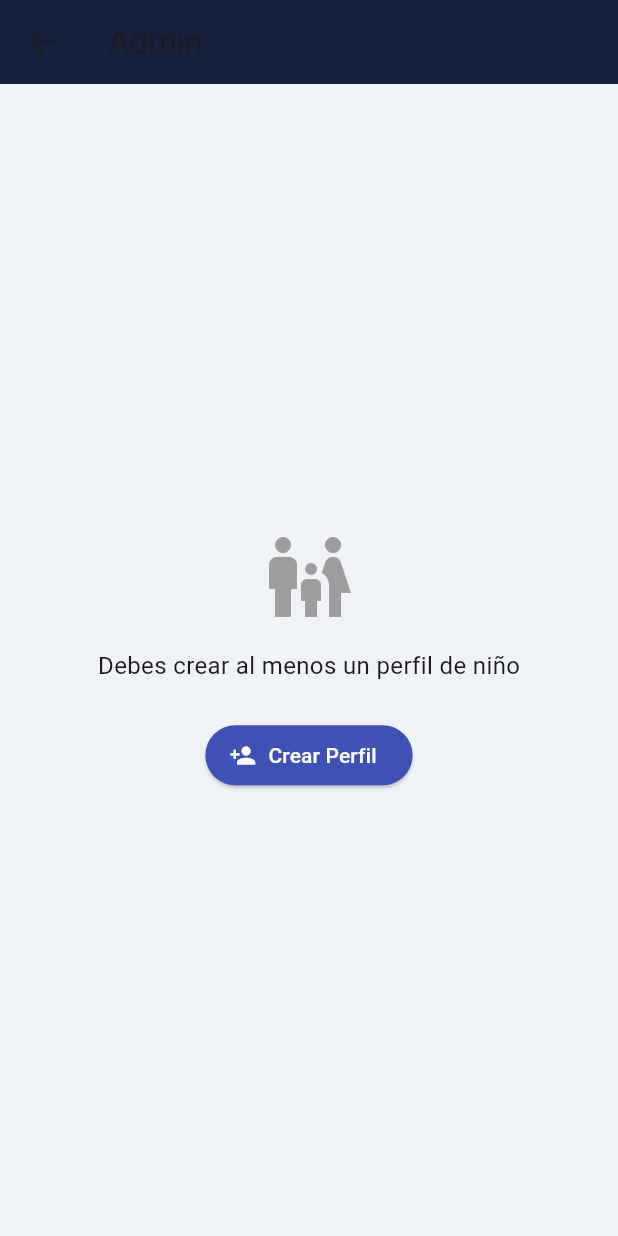
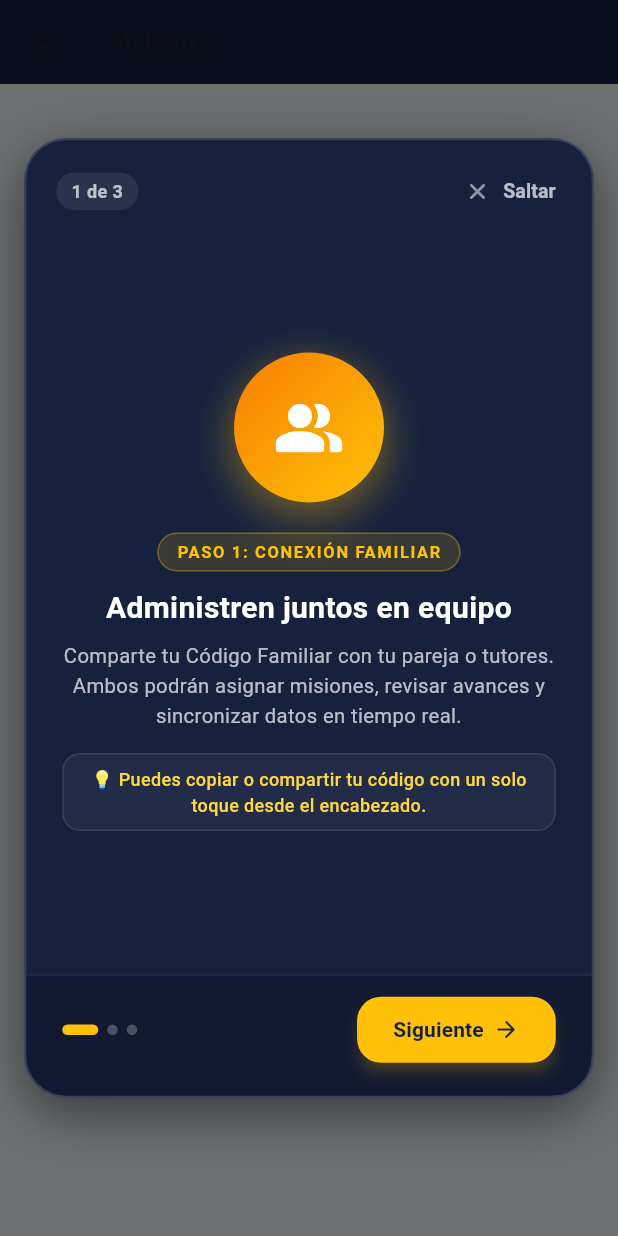
Before and after one commit to a8abhinav02-lgtm/MisionKids, a Flutter app: the AdminScreen screen opened directly, on a phone screen of 412 x 824 dp. Run offline on Flutter 3.47's test engine with Material 3 defaults, Android fonts, the phone set to English and light mode, and no system bars; our stand-ins replace animate_do, audioplayers, cloud_firestore, confetti, firebase_auth, firebase_core and 6 more; accounts and stored records are empty.

Commit message:
feat(onboarding): implement multimedia differentiated onboarding tour, empty states, and persistent help

```diff
--- a/lib/ui/screens/admin_screen.dart
+++ b/lib/ui/screens/admin_screen.dart
@@ -13,6 +13,9 @@ import '../widgets/formulario_tarea.dart';
 import '../themes/app_theme.dart';
 import 'formulario_perfil_screen.dart';
 import '../widgets/feedback_fab.dart';
+import '../../services/onboarding_service.dart';
+import '../widgets/onboarding/onboarding_modal.dart';
+import '../widgets/empty_state_card.dart';
 
 class AdminScreen extends StatefulWidget {
   const AdminScreen({super.key});
@@ -22,6 +25,7 @@ class AdminScreen extends StatefulWidget {
 }
 
 class _AdminScreenState extends State<AdminScreen> {
+  final OnboardingService _onboardingService = OnboardingService();
   List<Map<String, dynamic>> _solicitudesPendientes = [];
   bool _cargandoSolicitudes = false;
 
@@ -29,6 +33,27 @@ class _AdminScreenState extends State<AdminScreen> {
   void initState() {
     super.initState();
     _cargarSolicitudes();
+    WidgetsBinding.instance.addPostFrameCallback((_) {
+      _verificarOnboardingAdmin();
+    });
+  }
+
+  Future<void> _verificarOnboardingAdmin() async {
+    final haVisto = await _onboardingService.haVistoOnboardingAdmin();
+    if (!haVisto && mounted) {
+      _mostrarOnboardingAdmin();
+    }
+  }
+
+  void _mostrarOnboardingAdmin() {
+    OnboardingModal.mostrar(
+      context: context,
+      slides: OnboardingModal.crearSlidesAdmin(),
+      textoBotonFinal: '¡Entendido!',
+      onCompletado: () {
+        _onboardingService.marcarOnboardingAdminCompletado();
+      },
+    );
   }
 
   Future<void> _cargarSolicitudes() async {
@@ -342,6 +367,13 @@ class _AdminScreenState extends State<AdminScreen> {
                                   constraints: const BoxConstraints(minWidth: 32, minHeight: 32),
                                   onPressed: () => _mostrarInfoFamilia(context),
                                   tooltip: "Compartir familia",
+                                ),
+                                IconButton(
+                                  icon: const Icon(Icons.help_outline_rounded, color: Colors.amber, size: 20),
+                                  padding: const EdgeInsets.all(6),
+                                  constraints: const BoxConstraints(minWidth: 32, minHeight: 32),
+                                  onPressed: _mostrarOnboardingAdmin,
+                                  tooltip: "Guía de administración",
                                 ),
                               ],
                             ),
@@ -817,17 +849,13 @@ class _TabAdminPerfil extends StatelessWidget {
         ),
 
         if (todasLasTareas.isEmpty)
-          Padding(
-            padding: const EdgeInsets.all(32),
-            child: Center(
-              child: Column(
-                children: [
-                  Icon(Icons.inbox_rounded, size: 60, color: Colors.grey.shade300),
-                  const SizedBox(height: 12),
-                  Text("Sin misiones creadas aún", style: TextStyle(color: Colors.grey.shade400, fontSize: 16)),
-                ],
-              ),
-            ),
+          EmptyStateCard(
+            icon: Icons.checklist_rtl_rounded,
+            title: "¡Organiza las misiones de ${perfil.nombre}!",
+            description: "Aún no has creado tareas para este perfil. Define hábitos diarios divididos por bloques horarios con puntos y recompensas.",
+            actionText: "Crear Primera Misión",
+            accentColor: color,
+            onAction: () => _mostrarDialogoTarea(context, null),
           ),
 
         // MISIONES EXISTENTES AGRUPADAS
--- /dev/null
+++ b/lib/ui/widgets/onboarding/onboarding_modal.dart
@@ -0,0 +1,424 @@
+import 'package:flutter/material.dart';
+import 'package:animate_do/animate_do.dart';
+import 'onboarding_slide_model.dart';
+import '../../../models/perfil_model.dart';
+
+/// Modal interactivo de Onboarding con diseño multimedia moderno, microanimaciones
+/// y soporte para deslizamiento fluido con botón de escape rápido (Saltar).
+class OnboardingModal extends StatefulWidget {
+  final List<OnboardingSlideModel> slides;
+  final VoidCallback onCompletado;
+  final String textoBotonFinal;
+
+  const OnboardingModal({
+    super.key,
+    required this.slides,
+    required this.onCompletado,
+    this.textoBotonFinal = '¡Comenzar!',
+  });
+
+  /// Despliega el modal de Onboarding como un diálogo flotante moderno
+  static Future<void> mostrar({
+    required BuildContext context,
+    required List<OnboardingSlideModel> slides,
+    required VoidCallback onCompletado,
+    String textoBotonFinal = '¡Comenzar!',
+  }) {
+    return showDialog<void>(
+      context: context,
+      barrierDismissible: false,
+      builder: (ctx) => Dialog(
+        backgroundColor: Colors.transparent,
+        insetPadding: const EdgeInsets.symmetric(horizontal: 16, vertical: 24),
+        child: OnboardingModal(
+          slides: slides,
+          onCompletado: onCompletado,
+          textoBotonFinal: textoBotonFinal,
+        ),
+      ),
+    );
+  }
+
+  /// Genera las diapositivas de bienvenida y logística para el rol Administrador / Padre
+  static List<OnboardingSlideModel> crearSlidesAdmin() {
+    return const [
+      OnboardingSlideModel(
+        badgeText: 'PASO 1: CONEXIÓN FAMILIAR',
+        title: 'Administren juntos en equipo',
+        subtitle:
+            'Comparte tu Código Familiar con tu pareja o tutores. Ambos podrán asignar misiones, revisar avances y sincronizar datos en tiempo real.',
+        icon: Icons.people_alt_rounded,
+        iconColor: Colors.amber,
+        gradientColors: [Color(0xFFF77F00), Colors.amber],
+        highlightTip: '💡 Puedes copiar o compartir tu código con un solo toque desde el encabezado.',
+      ),
+      OnboardingSlideModel(
+        badgeText: 'PASO 2: MISIONES Y HÁBITOS',
+        title: 'Crea misiones por bloques y puntos',
+        subtitle:
+            'Organiza el día de tus hijos dividiendo tareas en Mañana, Tarde y Noche. Define puntos, recurrencias diarias o días específicos de la semana.',
+        icon: Icons.checklist_rtl_rounded,
+        iconColor: Colors.cyanAccent,
+        gradientColors: [Colors.indigo, Colors.cyan],
+        highlightTip: '💡 El botón flotante "+" te permite crear nuevas misiones en cualquier momento.',
+      ),
+      OnboardingSlideModel(
+        badgeText: 'PASO 3: METAS Y PREMIOS',
+        title: 'Aprueba logros y entrega recompensas',
+        subtitle:
+            'Cuando tus hijos marcan una misión, pasa a tu lista de revisión. Al aprobarla, sus estrellas se suman para canjear los premios que tú definas.',
+        icon: Icons.workspace_premium_rounded,
+        iconColor: Colors.purpleAccent,
+        gradientColors: [Colors.deepPurple, Colors.pinkAccent],
+        highlightTip: '💡 Tú tienes siempre el control absoluto de validar cada canje en la tienda.',
+      ),
+    ];
+  }
+
+  /// Genera las diapositivas lúdicas y gamificadas para el perfil del Niño
+  static List<OnboardingSlideModel> crearSlidesNino(Perfil perfil) {
+    final nombre = perfil.nombre.isNotEmpty ? perfil.nombre : 'Campeón';
+    return [
+      OnboardingSlideModel(
+        badgeText: '¡BIENVENIDO!',
+        title: '¡Hola, $nombre!\nTu aventura comienza aquí',
+        subtitle:
+            'Este es tu cuartel especial de misiones. Cada día tendrás retos divertidos para aprender, ayudar y convertirte en el héroe de la casa.',
+        icon: Icons.rocket_launch_rounded,
+        iconColor: Colors.orangeAccent,
+        gradientColors: const [Colors.deepOrange, Colors.orangeAccent],
+        highlightTip: '🚀 Revisa tus misiones de la Mañana, Tarde y Noche.',
+      ),
+      const OnboardingSlideModel(
+        badgeText: 'GANA ESTRELLAS',
+        title: 'Cumple misiones y acumula puntos',
+        subtitle:
+            'Al terminar una misión, pulsa "Misión Cumplida". Tus papás la aprobarán y tus estrellas se guardarán en tu alcancía mágica.',
+        icon: Icons.stars_rounded,
+        iconColor: Colors.amber,
+        gradientColors: [Colors.amber, Colors.orange],
+        highlightTip: '⭐ ¡Entre más constante seas, más rápido subirás de nivel!',
+      ),
+      const OnboardingSlideModel(
+        badgeText: 'RECOMPENSAS',
+        title: '¡Alcanza tu gran premio!',
+        subtitle:
+            'Mira tu barra de meta de ahorro y visita la tienda. Cuando juntes suficientes estrellas, podrás pedirle a tus papás tu premio favorito.',
+        icon: Icons.card_giftcard_rounded,
+        iconColor: Colors.greenAccent,
+        gradientColors: [Colors.teal, Colors.greenAccent],
+        highlightTip: '🎁 ¡Todo gran esfuerzo merece una recompensa increíble!',
+      ),
+    ];
+  }
+
+  @override
+  State<OnboardingModal> createState() => _OnboardingModalState();
+}
+
+class _OnboardingModalState extends State<OnboardingModal> {
+  final PageController _pageController = PageController();
+  int _paginaActual = 0;
+
+  @override
+  void dispose() {
+    _pageController.dispose();
+    super.dispose();
+  }
+
+  void _finalizar() {
+    widget.onCompletado();
+    Navigator.of(context, rootNavigator: true).pop();
+  }
+
+  void _siguiente() {
+    if (_paginaActual < widget.slides.length - 1) {
+      _pageController.nextPage(
+        duration: const Duration(milliseconds: 350),
+        curve: Curves.easeInOutCubic,
+      );
+    } else {
+      _finalizar();
+    }
+  }
+
+  @override
+  Widget build(BuildContext context) {
+    final slide = widget.slides[_paginaActual];
+    final esUltima = _paginaActual == widget.slides.length - 1;
+
+    return Container(
+      constraints: const BoxConstraints(maxWidth: 520, maxHeight: 640),
+      decoration: BoxDecoration(
+        color: const Color(0xFF16213E),
+        borderRadius: BorderRadius.circular(28),
+        border: Border.all(
+          color: Colors.white.withValues(alpha: 0.15),
+          width: 1.5,
+        ),
+        boxShadow: [
+          BoxShadow(
+            color: Colors.black.withValues(alpha: 0.5),
+            blurRadius: 30,
+            offset: const Offset(0, 10),
+          ),
+        ],
+      ),
+      child: ClipRRect(
+        borderRadius: BorderRadius.circular(28),
+        child: Column(
+          children: [
+            // Barra superior con botón Saltar
+            Padding(
+              padding: const EdgeInsets.fromLTRB(20, 14, 14, 0),
+              child: Row(
+                mainAxisAlignment: MainAxisAlignment.spaceBetween,
+                children: [
+                  // Indicador de paso textual
+                  Container(
+                    padding: const EdgeInsets.symmetric(horizontal: 10, vertical: 4),
+                    decoration: BoxDecoration(
+                      color: Colors.white.withValues(alpha: 0.08),
+                      borderRadius: BorderRadius.circular(12),
+                    ),
+                    child: Text(
+                      '${_paginaActual + 1} de ${widget.slides.length}',
+                      style: const TextStyle(
+                        color: Colors.white70,
+                        fontSize: 12,
+                        fontWeight: FontWeight.bold,
+                      ),
+                    ),
+                  ),
+                  TextButton.icon(
+                    onPressed: _finalizar,
+                    icon: const Icon(Icons.close_rounded, size: 18, color: Colors.white54),
+                    label: const Text(
+                      'Saltar',
+                      style: TextStyle(
+                        color: Colors.white70,
+                        fontWeight: FontWeight.w600,
+                        fontSize: 13,
+                      ),
+                    ),
+                    style: TextButton.styleFrom(
+                      padding: const EdgeInsets.symmetric(horizontal: 10, vertical: 6),
+                      visualDensity: VisualDensity.compact,
+                    ),
+                  ),
+                ],
+              ),
+            ),
+
+            // Carrusel de contenido
+            Expanded(
+              child: PageView.builder(
+                controller: _pageController,
+                physics: const BouncingScrollPhysics(),
+                itemCount: widget.slides.length,
+                onPageChanged: (index) {
+                  setState(() => _paginaActual = index);
+                },
+                itemBuilder: (context, index) {
+                  final item = widget.slides[index];
+                  return Padding(
+                    padding: const EdgeInsets.fromLTRB(24, 8, 24, 16),
+                    child: Column(
+                      mainAxisAlignment: MainAxisAlignment.center,
+                      children: [
+                        // Ilustración vectorial con gradiente y microanimación
+                        ZoomIn(
+                          key: ValueKey('icon_$index'),
+                          duration: const Duration(milliseconds: 400),
+                          child: Container(
+                            width: 100,
+                            height: 100,
+                            decoration: BoxDecoration(
+                              shape: BoxShape.circle,
+                              gradient: LinearGradient(
+                                colors: item.gradientColors,
+                                begin: Alignment.topLeft,
+                                end: Alignment.bottomRight,
+                              ),
+                              boxShadow: [
+                                BoxShadow(
+                                  color: item.iconColor.withValues(alpha: 0.4),
+                                  blurRadius: 24,
+                                  spreadRadius: 2,
+                                  offset: const Offset(0, 8),
+                                ),
+                              ],
+                            ),
+                            child: Icon(
+                              item.icon,
+                              size: 48,
+                              color: Colors.white,
+                            ),
+                          ),
+                        ),
+                        const SizedBox(height: 20),
+
+                        // Badge superior
+                        FadeInDown(
+                          key: ValueKey('badge_$index'),
+                          duration: const Duration(milliseconds: 300),
+                          child: Container(
+                            padding: const EdgeInsets.symmetric(horizontal: 12, vertical: 4),
+                            decoration: BoxDecoration(
+                              color: item.iconColor.withValues(alpha: 0.15),
+                              borderRadius: BorderRadius.circular(20),
+                              border: Border.all(
+                                color: item.iconColor.withValues(alpha: 0.3),
+                              ),
+                            ),
+                            child: Text(
+                              item.badgeText,
+                              style: TextStyle(
+                                color: item.iconColor,
+                                fontSize: 11,
+                                fontWeight: FontWeight.bold,
+                                letterSpacing: 1.1,
+                              ),
+                            ),
+                          ),
+                        ),
+                        const SizedBox(height: 12),
+
+                        // Título
+                        FadeIn(
+                          key: ValueKey('title_$index'),
+                          duration: const Duration(milliseconds: 350),
+                          child: Text(
+                            item.title,
+                            textAlign: TextAlign.center,
+                            style: const TextStyle(
+                              color: Colors.white,
+                              fontSize: 20,
+                              fontWeight: FontWeight.bold,
+                              height: 1.25,
+                            ),
+                          ),
+                        ),
+                        const SizedBox(height: 10),
+
+                        // Subtítulo
+                        FadeIn(
+                          key: ValueKey('sub_$index'),
+                          duration: const Duration(milliseconds: 400),
+                          child: Text(
+                            item.subtitle,
+                            textAlign: TextAlign.center,
+                            style: const TextStyle(
+                              color: Colors.white70,
+                              fontSize: 13.5,
+                              height: 1.45,
+                            ),
+                          ),
+                        ),
+
+                        // Tip opcional
+                        if (item.highlightTip != null) ...[
+                          const SizedBox(height: 14),
+                          FadeInUp(
+                            key: ValueKey('tip_$index'),
+                            duration: const Duration(milliseconds: 400),
+                            child: Container(
+                              padding: const EdgeInsets.symmetric(horizontal: 14, vertical: 8),
+                              decoration: BoxDecoration(
+                                color: Colors.white.withValues(alpha: 0.05),
+                                borderRadius: BorderRadius.circular(12),
+                                border: Border.all(
+                                  color: Colors.white.withValues(alpha: 0.1),
+                                ),
+                              ),
+                              child: Text(
+                                item.highlightTip!,
+                                textAlign: TextAlign.center,
+                                style: const TextStyle(
+                                  color: Colors.amberAccent,
+                                  fontSize: 12,
+                                  fontWeight: FontWeight.w500,
+                                ),
+                              ),
+                            ),
+                          ),
+                        ],
+                      ],
+                    ),
+                  );
+                },
+              ),
+            ),
+
+            // Barra inferior con indicadores y botón siguiente
+            Container(
+              padding: const EdgeInsets.fromLTRB(24, 12, 24, 20),
+              decoration: BoxDecoration(
+                color: Colors.black.withValues(alpha: 0.2),
+                border: Border(
+                  top: BorderSide(
+                    color: Colors.white.withValues(alpha: 0.08),
+                  ),
+                ),
+              ),
+              child: Row(
+                mainAxisAlignment: MainAxisAlignment.spaceBetween,
+                children: [
+                  // Indicadores de puntos dinámicos (pills)
+                  Row(
+                    children: List.generate(
+                      widget.slides.length,
+                      (i) => AnimatedContainer(
+                        duration: const Duration(milliseconds: 300),
+                        curve: Curves.easeInOut,
+                        margin: const EdgeInsets.only(right: 6),
+                        height: 7,
+                        width: _paginaActual == i ? 24 : 7,
+                        decoration: BoxDecoration(
+                          color: _paginaActual == i ? slide.iconColor : Colors.white24,
+                          borderRadius: BorderRadius.circular(4),
+                        ),
+                      ),
+                    ),
+                  ),
+
+                  // Botón Siguiente / Comenzar
+                  ElevatedButton(
+                    onPressed: _siguiente,
+                    style: ElevatedButton.styleFrom(
+                      backgroundColor: slide.iconColor,
+                      foregroundColor: const Color(0xFF16213E),
+                      padding: const EdgeInsets.symmetric(horizontal: 24, vertical: 12),
+                      shape: RoundedRectangleBorder(
+                        borderRadius: BorderRadius.circular(16),
+                      ),
+                      elevation: 4,
+                      shadowColor: slide.iconColor.withValues(alpha: 0.5),
+                    ),
+                    child: Row(
+                      mainAxisSize: MainAxisSize.min,
+                      children: [
+                        Text(
+                          esUltima ? widget.textoBotonFinal : 'Siguiente',
+                          style: const TextStyle(
+                            fontWeight: FontWeight.bold,
+                            fontSize: 14,
+                          ),
+                        ),
+                        const SizedBox(width: 6),
+                        Icon(
+                          esUltima ? Icons.check_circle_rounded : Icons.arrow_forward_rounded,
+                          size: 18,
+                        ),
+                      ],
+                    ),
+                  ),
+                ],
+              ),
+            ),
+          ],
+        ),
+      ),
+    );
+  }
+}
--- /dev/null
+++ b/lib/ui/widgets/onboarding/onboarding_slide_model.dart
@@ -0,0 +1,22 @@
+import 'package:flutter/material.dart';
+
+/// Modelo de datos para cada diapositiva interactiva del Onboarding
+class OnboardingSlideModel {
+  final String badgeText;
+  final String title;
+  final String subtitle;
+  final IconData icon;
+  final Color iconColor;
+  final List<Color> gradientColors;
+  final String? highlightTip;
+
+  const OnboardingSlideModel({
+    required this.badgeText,
+    required this.title,
+    required this.subtitle,
+    required this.icon,
+    required this.iconColor,
+    required this.gradientColors,
+    this.highlightTip,
+  });
+}
```
Also changed, not shown: lib/services/onboarding_service.dart (added, +47 -0 lines), lib/ui/screens/home_nino_screen.dart (+49 -0 lines), lib/ui/widgets/empty_state_card.dart (added, +115 -0 lines), 1 other file.
